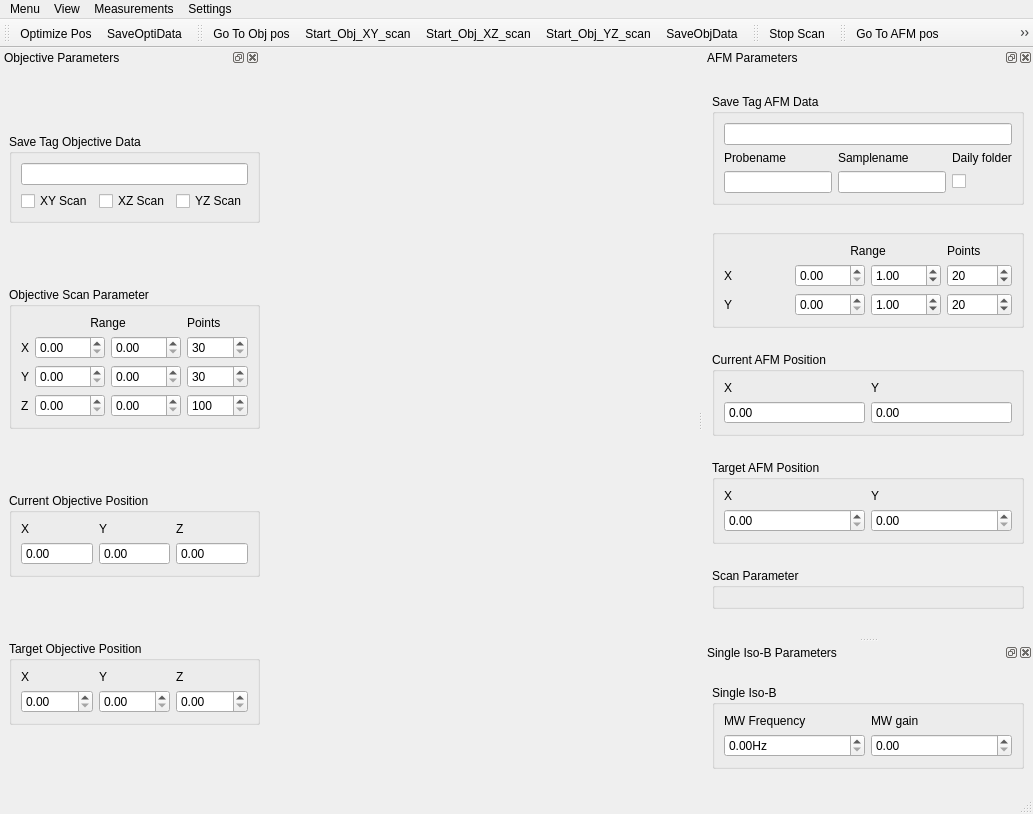
The window that gui/ui_qafm_gui.ui (sriharijayaram5/qudi) describes before a commit, drawn with Qt 5.
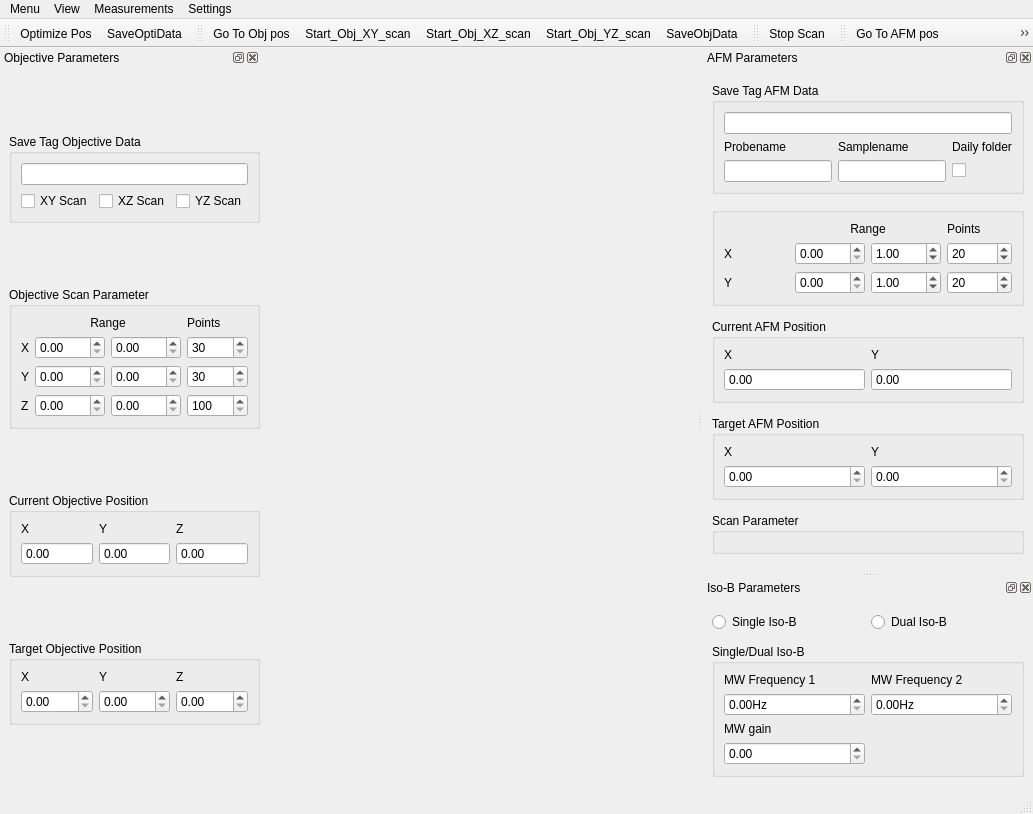
The same window after the commit. Icons and pictures are not drawn. Custom widgets are drawn as their Qt base class.

Patch:
```diff
--- a/gui/ui_qafm_gui.ui
+++ b/gui/ui_qafm_gui.ui
@@ -829,14 +829,14 @@
   </widget>
   <widget class="QDockWidget" name="dockWidget_isob">
    <property name="windowTitle">
-    <string>Single Iso-B Parameters</string>
+    <string>Iso-B Parameters</string>
    </property>
    <attribute name="dockWidgetArea">
     <number>2</number>
    </attribute>
    <widget class="QWidget" name="dockWidgetContents_3">
     <layout class="QGridLayout" name="gridLayout_12">
-     <item row="0" column="0">
+     <item row="3" column="0">
       <widget class="QGroupBox" name="groupBox_single_isob">
        <property name="sizePolicy">
         <sizepolicy hsizetype="Preferred" vsizetype="Fixed">
@@ -845,17 +845,24 @@
         </sizepolicy>
        </property>
        <property name="title">
-        <string>Single Iso-B</string>
+        <string>Single/Dual Iso-B</string>
        </property>
        <layout class="QGridLayout" name="gridLayout_11">
         <item row="0" column="0">
          <widget class="QLabel" name="label_23">
           <property name="text">
-           <string>MW Frequency</string>
+           <string>MW Frequency 1</string>
           </property>
          </widget>
         </item>
         <item row="0" column="1">
+         <widget class="QLabel" name="label_25">
+          <property name="text">
+           <string>MW Frequency 2</string>
+          </property>
+         </widget>
+        </item>
+        <item row="2" column="0">
          <widget class="QLabel" name="label_24">
           <property name="text">
            <string>MW gain</string>
@@ -876,7 +883,20 @@
          </widget>
         </item>
         <item row="1" column="1">
-         <widget class="ScienDSpinBox" name="single_isob_gain_DSpinBox">
+         <widget class="ScienDSpinBox" name="freq2_isob_freq_DSpinBox">
+          <property name="suffix">
+           <string>Hz</string>
+          </property>
+          <property name="maximum">
+           <double>10000000000.000000000000000</double>
+          </property>
+          <property name="singleStep">
+           <double>0.010000000000000</double>
+          </property>
+         </widget>
+        </item>
+        <item row="3" column="0">
+         <widget class="ScienDSpinBox" name="isob_gain_DSpinBox">
           <property name="suffix">
            <string/>
           </property>
@@ -891,6 +911,27 @@
        </layout>
       </widget>
      </item>
+     <item row="2" column="0">
+      <layout class="QHBoxLayout" name="horizontalLayout">
+       <property name="sizeConstraint">
+        <enum>QLayout::SetDefaultConstraint</enum>
+       </property>
+       <item>
+        <widget class="QRadioButton" name="use_single_isob_RadioButton">
+         <property name="text">
+          <string>Single Iso-B</string>
+         </property>
+        </widget>
+       </item>
+       <item>
+        <widget class="QRadioButton" name="use_dual_isob_RadioButton">
+         <property name="text">
+          <string>Dual Iso-B</string>
+         </property>
+        </widget>
+       </item>
+      </layout>
+     </item>
     </layout>
    </widget>
   </widget>
```
Left out of the diff: 2 changed lines with no effect on the pictures.
